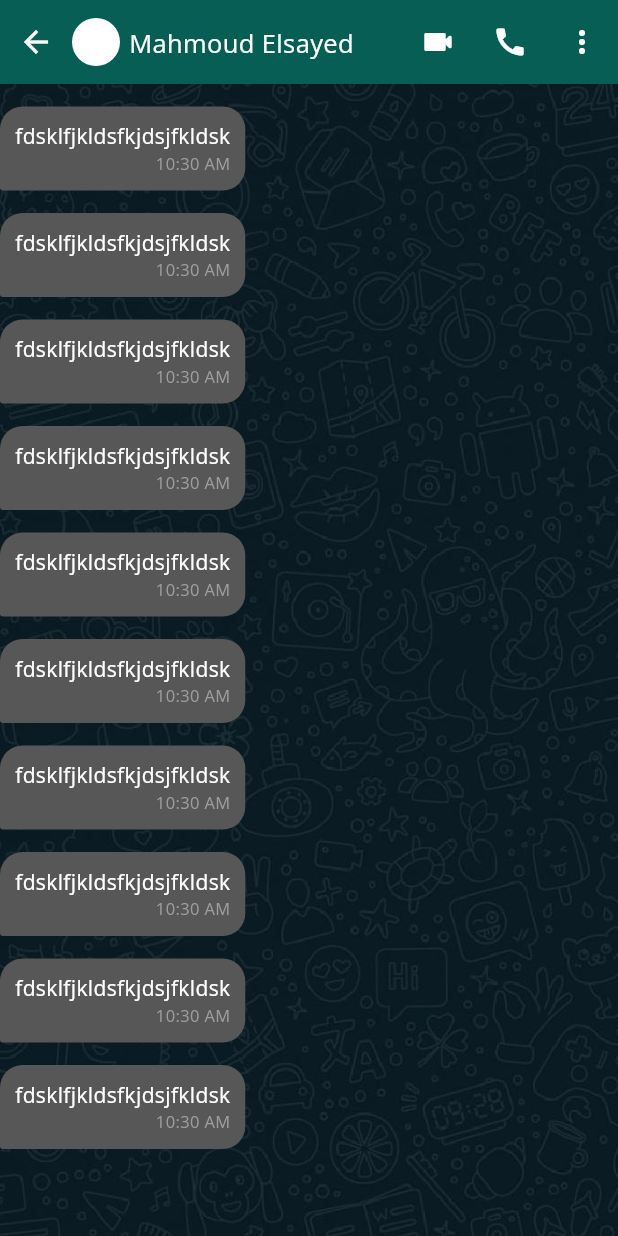
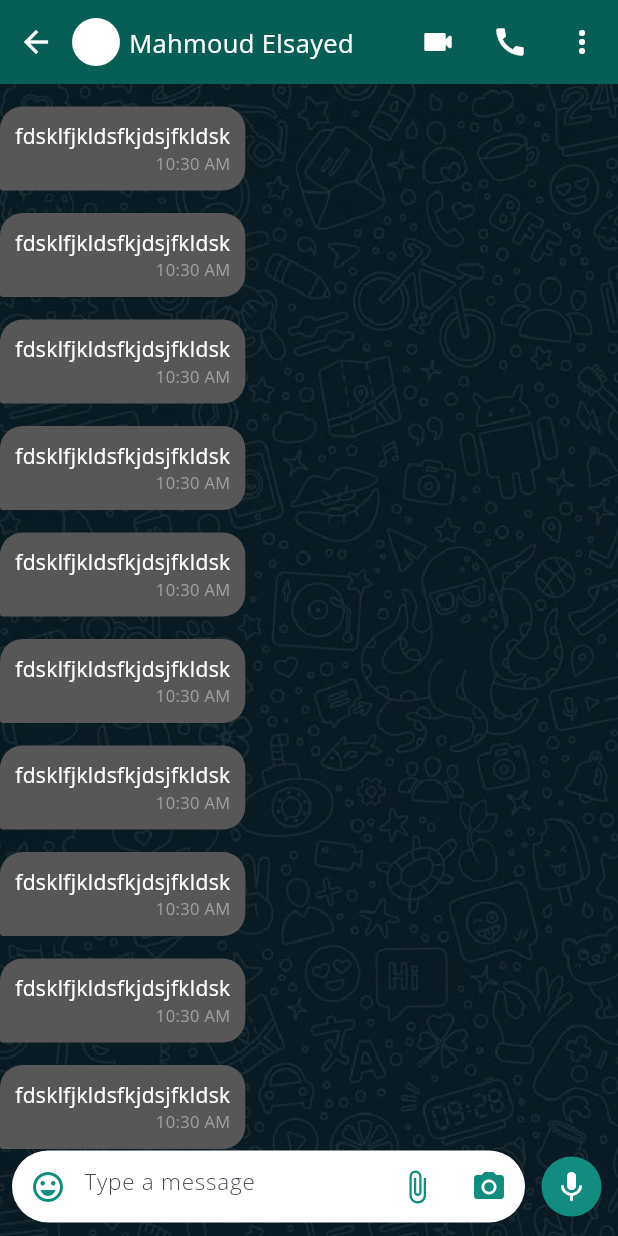
Before and after one commit to MahmoudElsayedJrr/whatsApp-Clone, a Flutter app: the ChatPage screen opened directly, on a phone screen of 412 x 824 dp. Run offline on Flutter 3.47's test engine with Material 3 defaults, Android fonts, the phone set to English and light mode, and no system bars; drawn by our look-alikes of flutter_chat_bubble; our stand-ins replace flutter_svg, google_fonts.

Commit message:
add bottom_bar_chat

```diff
--- /dev/null
+++ b/lib/view/chat_page/bottom_chat_bar.dart
@@ -0,0 +1,100 @@
+import 'package:flutter/material.dart';
+import 'package:whatsapp_clone/view/contants.dart';
+
+class BottomChatBar extends StatelessWidget {
+  const BottomChatBar({
+    super.key,
+  });
+
+  @override
+  Widget build(BuildContext context) {
+    return Container(
+      margin: EdgeInsets.all(8),
+      child: ConstrainedBox(
+        constraints: BoxConstraints(
+          minHeight: 50,
+          maxHeight: 120,
+        ),
+        child: Row(
+          children: <Widget>[
+            Container(
+              margin: EdgeInsets.only(right: 8),
+              width: MediaQuery.of(context).size.width - 70,
+              decoration: BoxDecoration(
+                borderRadius: BorderRadius.circular(30),
+                shape: BoxShape.rectangle,
+                color: Colors.white,
+              ),
+              child: IntrinsicHeight(
+                child: Row(
+                  children: [
+                    IconButton(
+                      icon:
+                          Icon(Icons.emoji_emotions_outlined, color: darkGreen),
+                      onPressed: () {},
+                    ),
+                    Expanded(
+                      child: TextField(
+                        keyboardType: TextInputType.multiline,
+                        expands: true,
+                        maxLines: null,
+                        decoration: InputDecoration(
+                          hintText: "Type a message",
+                          hintStyle: TextStyle(
+                              fontSize: 15, fontWeight: FontWeight.w300),
+                          border: InputBorder.none,
+                        ),
+                      ),
+                    ),
+                    IconButton(
+                      icon: Icon(Icons.attach_file, color: darkGreen),
+                      onPressed: () {},
+                    ),
+                    IconButton(
+                      icon: Icon(Icons.camera_alt, color: darkGreen),
+                      onPressed: () {},
+                    ),
+                  ],
+                ),
+              ),
+            ),
+            Expanded(
+              child: InkWell(
+                onTap: () {},
+                child: CircleAvatar(
+                  backgroundColor: darkGreen,
+                  child: Icon(
+                    Icons.mic,
+                    color: Colors.white,
+                  ),
+                ),
+              ),
+            )
+          ],
+        ),
+      ),
+    );
+  }
+}
+
+
+/*TextFormField(
+                maxLines: 5,
+                minLines: 1,
+                keyboardType: TextInputType.multiline,
+                decoration: InputDecoration(
+                    border: InputBorder.none,
+                    prefixIcon: IconButton(
+                        onPressed: () {},
+                        icon: Icon(Icons.emoji_emotions_outlined,
+                            color: darkGreen)),
+                    contentPadding: EdgeInsets.all(10),
+                    hintText: 'Type a Message',
+                    suffix: Align(
+                      alignment: Alignment.centerRight,
+                      child: IconButton(
+                          onPressed: () {},
+                          icon: Icon(Icons.attach_file_outlined,
+                              color: darkGreen)),
+                    )),
+              ), */
--- a/lib/view/chat_page/chat_page.dart
+++ b/lib/view/chat_page/chat_page.dart
@@ -1,5 +1,6 @@
 import 'package:flutter/material.dart';
 import 'package:flutter_chat_bubble/chat_bubble.dart';
+import 'package:whatsapp_clone/view/chat_page/bottom_chat_bar.dart';
 import 'package:whatsapp_clone/view/chat_page/chat_container.dart';
 
 import 'package:whatsapp_clone/view/contants.dart';
@@ -19,7 +20,7 @@ class ChatPage extends StatelessWidget {
           ),
         ),
         child: Stack(
-          clipBehavior: Clip.none,
+          clipBehavior: Clip.antiAliasWithSaveLayer,
           children: [
             ListView.builder(
               itemCount: 10,
@@ -28,12 +29,9 @@ class ChatPage extends StatelessWidget {
                     text: 'fdsklfjkldsfkjdsjfkldsk', receiver: true);
               },
             ),
-            Row(
-              children: <Widget>[
-                Container(
-                  width: MediaQuery.of(context).size.width * .75,
-                ),
-              ],
+            Align(
+              alignment: Alignment.bottomCenter,
+              child: BottomChatBar(),
             )
           ],
         ),
@@ -55,7 +53,7 @@ class ChatAppBar extends StatelessWidget implements PreferredSizeWidget {
       backgroundColor: lightGreen,
       automaticallyImplyLeading: false,
       leading: Row(
-        mainAxisSize: MainAxisSize.min, // Prevents taking full width
+        mainAxisSize: MainAxisSize.min,
         children: [
           IconButton(
             icon: const Icon(
```
